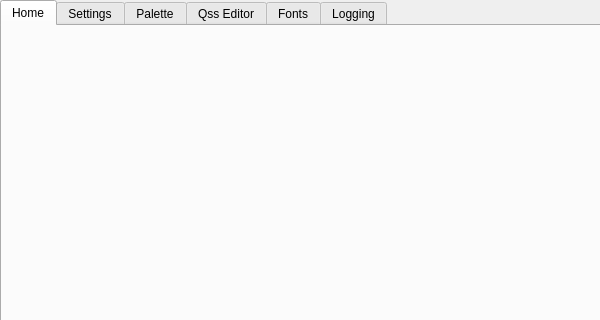
Qt form app/mainwindow/mainwindow.ui (codemeetscopper/Qt-Pop) before a commit; both pictures show x 0 to 600 and y 0 to 320 of the 800 by 600 pixel window.
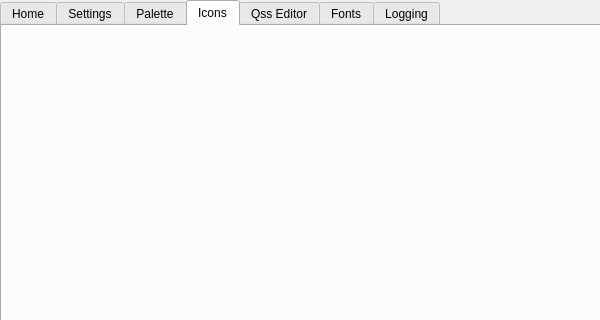
The same form after that commit. The open tabs and pages were chosen to show the change.

Commit message: icon tab added.

What changed in the file:
```diff
--- a/app/mainwindow/mainwindow.ui
+++ b/app/mainwindow/mainwindow.ui
@@ -107,6 +107,12 @@
         </item>
        </layout>
       </widget>
+      <widget class="QWidget" name="icons">
+       <attribute name="title">
+        <string>Icons</string>
+       </attribute>
+       <layout class="QVBoxLayout" name="verticalLayout_8"/>
+      </widget>
       <widget class="QWidget" name="qss">
        <attribute name="title">
         <string>Qss Editor</string>
```
The commit also changes 73 other files.
